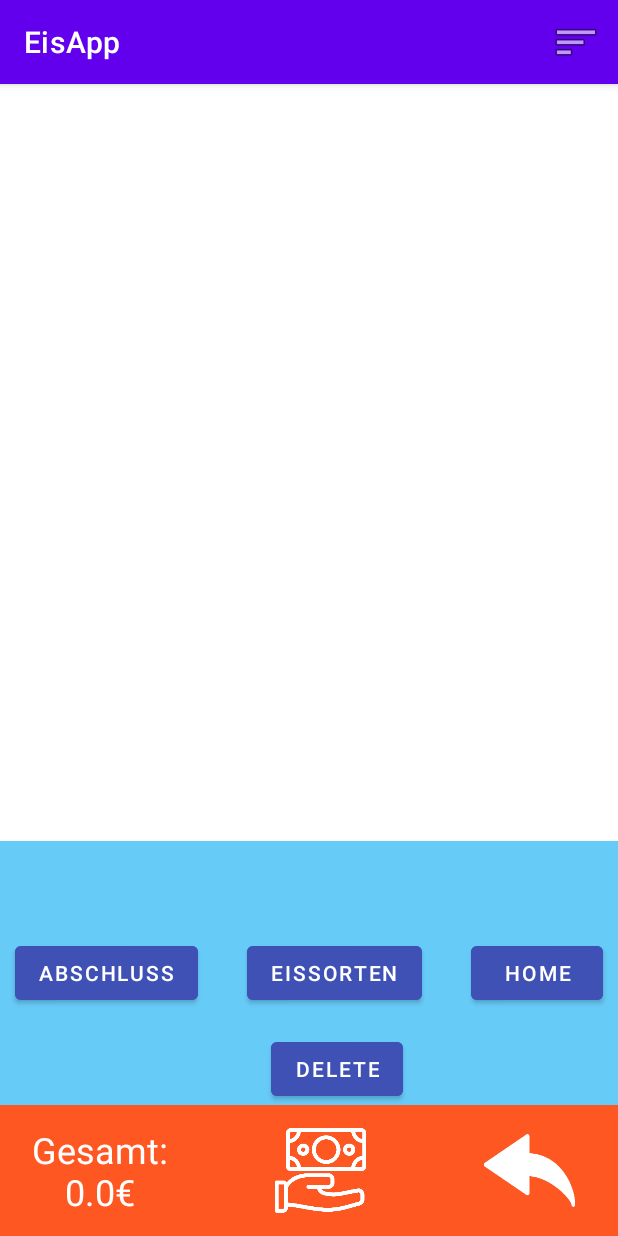
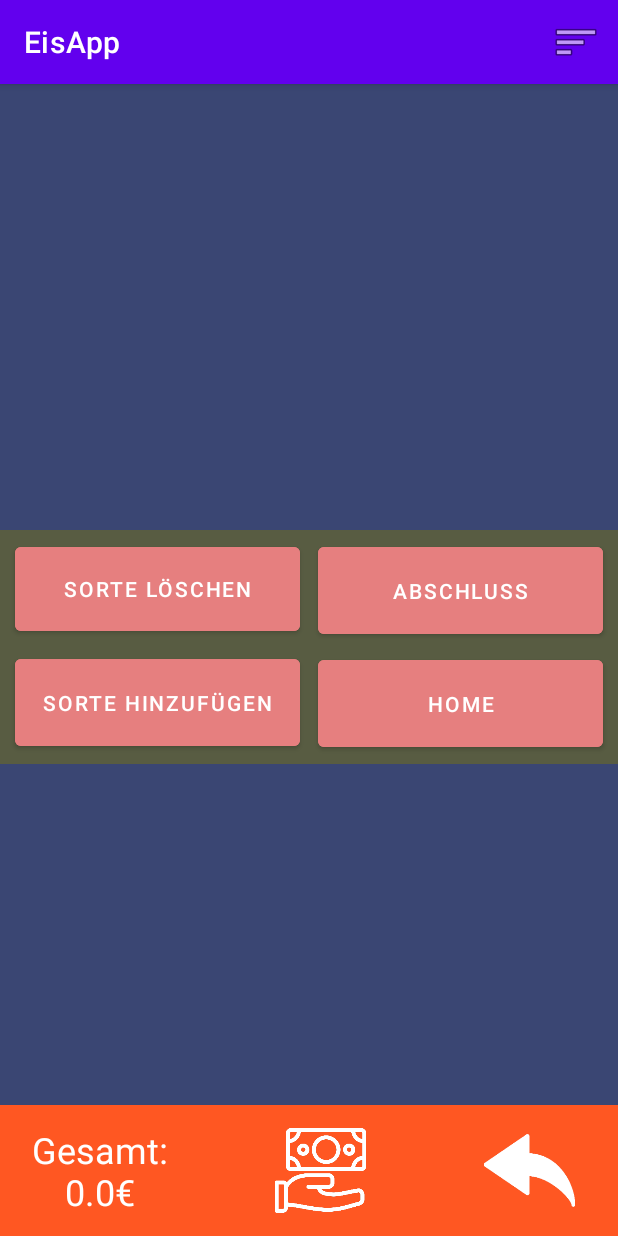
Before and after one commit to Knolldeboll/MOBA_Ruetz_Hafner, an Android app: the fragment MenuFragment placed in its activity, on a phone screen of 412 x 824 dp. Run offline under Robolectric (Android 15) with nearby library versions, the light colour scheme and no system bars; 1 statement that could not run was skipped.

Commit message:
Fixed menufragment, salefragment itemlayout added, blocked landscape, some color changes

```diff
--- a/app/src/main/AndroidManifest.xml
+++ b/app/src/main/AndroidManifest.xml
@@ -11,6 +11,7 @@
         android:theme="@style/Theme.EisApp">
         <activity
             android:name=".MainActivity"
+            android:screenOrientation="portrait"
             android:exported="true">
             <intent-filter>
                 <action android:name="android.intent.action.MAIN" />
--- a/app/src/main/java/com/example/eisapp/model/AddEisFragment.java
+++ b/app/src/main/java/com/example/eisapp/model/AddEisFragment.java
@@ -150,7 +150,9 @@ public class AddEisFragment extends Fragment implements AdapterView.OnItemSelect
 
 
                 if (sortetext.getText().toString().equals("") || preistext.getText().toString().equals("") || color == 0) {
-                    System.out.println("Was vergessen!");
+
+                    Toast.makeText(view.getContext(),"Eingabe fehlt!", Toast.LENGTH_LONG).show();
+
                     return;
 
                 } else {
--- a/app/src/main/java/com/example/eisapp/model/MenuFragment.java
+++ b/app/src/main/java/com/example/eisapp/model/MenuFragment.java
@@ -46,6 +46,9 @@ public class MenuFragment extends Fragment {
         b2 = (Button) savedView.findViewById(R.id.neueisbutton);
         b3 = (Button) savedView.findViewById(R.id.homebutton);
         b4 = (Button) savedView.findViewById(R.id.deletebutton);
+
+       // Fehlerhaft: disableButton(b3);
+
 
         buttons = new Button[]{b1, b2, b3, b4};
 
@@ -158,7 +161,7 @@ public class MenuFragment extends Fragment {
         for (Button button : buttons) {
             if (button != b) {
                 button.setEnabled(true);
-                button.setBackgroundColor(Color.parseColor("#3F51B5"));
+                button.setBackgroundColor(getResources().getColor(R.color.menubuttongrey, null));
 
             }
         }
--- a/app/src/main/java/com/example/eisapp/model/RemoveEisFragment.java
+++ b/app/src/main/java/com/example/eisapp/model/RemoveEisFragment.java
@@ -95,7 +95,7 @@ public class RemoveEisFragment extends Fragment {
 
 
             }
-        }, Color.parseColor("#CCE6FF"));
+        }, R.drawable.markeitem_background_delete);
 
         recyclerView.setAdapter(markenAdapter);
         recyclerView.setHasFixedSize(true);
--- a/app/src/main/java/com/example/eisapp/model/SaleEisAdapter.java
+++ b/app/src/main/java/com/example/eisapp/model/SaleEisAdapter.java
@@ -1,7 +1,6 @@
 package com.example.eisapp.model;
 
 import android.content.Context;
-import android.graphics.Color;
 import android.view.LayoutInflater;
 import android.view.View;
 import android.view.ViewGroup;
@@ -10,10 +9,7 @@ import android.widget.TextView;
 
 import androidx.recyclerview.widget.RecyclerView;
 
-import com.example.eisapp.MainActivity;
 import com.example.eisapp.R;
-
-import org.w3c.dom.Text;
 
 import java.util.List;
 
@@ -56,7 +52,7 @@ public class SaleEisAdapter extends RecyclerView.Adapter<SaleEisAdapter.ChildVie
         LayoutInflater inflater = LayoutInflater.from(context);
 
         // Inflate the custom layout - dh das xml-layout hier initial anwenden, noch aber leer
-        View eisView = inflater.inflate(R.layout.childitemlayout, parent, false);
+        View eisView = inflater.inflate(R.layout.eisitemlayout, parent, false);
 
         // Hier evtl die OnClick Setzen!!!!!!!!!!!!!!!!!!!!!!!!!!!!!!!!!!!
 
--- a/app/src/main/java/com/example/eisapp/model/SaleFragment.java
+++ b/app/src/main/java/com/example/eisapp/model/SaleFragment.java
@@ -1,6 +1,7 @@
 package com.example.eisapp.model;
 
 import android.graphics.Color;
+import android.graphics.drawable.Drawable;
 import android.os.Bundle;
 import android.view.LayoutInflater;
 import android.view.View;
@@ -53,7 +54,7 @@ public class SaleFragment extends Fragment {
 
                 Economy.getInstance().printCurr();
             }
-        }, Color.parseColor("#F3CCCC"));
+        }, R.drawable.markeitem_background);
 
         recyclerView.setAdapter(markenAdapter);
         recyclerView.setHasFixedSize(true);
--- a/app/src/main/java/com/example/eisapp/model/SaleMarkenAdapter.java
+++ b/app/src/main/java/com/example/eisapp/model/SaleMarkenAdapter.java
@@ -1,7 +1,7 @@
 package com.example.eisapp.model;
 
 import android.content.Context;
-import android.graphics.Color;
+import android.graphics.drawable.Drawable;
 import android.view.LayoutInflater;
 import android.view.View;
 import android.view.ViewGroup;
@@ -22,7 +22,7 @@ public class SaleMarkenAdapter extends RecyclerView.Adapter<SaleMarkenAdapter.Vi
     public RecyclerView accessChildRecv; // Für zugriff später von aussen!?
 
     public View.OnClickListener passOcl;
-    public int color;
+    public int backgroundID;
 
     // Der viewholder stellt struktur zur späteren speicherung der view, wie sie in der xml definiert ist
     public class ViewHolder extends RecyclerView.ViewHolder {
@@ -51,10 +51,12 @@ public class SaleMarkenAdapter extends RecyclerView.Adapter<SaleMarkenAdapter.Vi
     // Hier werden die anzuzeigenden eise gespiechert
 
     // Beim erstellen des Objekts die eisliste hier befüllen mit werten von aussen, z.b. aus dem model
-    public SaleMarkenAdapter(List<Marke> markenList, View.OnClickListener onClickListener, int c) {
+    public SaleMarkenAdapter(List<Marke> markenList, View.OnClickListener onClickListener, int drawId) {
         datalist = markenList;
         passOcl = onClickListener;
-        color = c;
+
+        // TODO: Color ersetzen durch drawable
+        backgroundID = drawId;
 
         System.out.println("Im SaleMarkenAdapter: " + passOcl);
         System.out.println("Datalist Im SaleMarkenAdapter: " + datalist);
@@ -69,7 +71,7 @@ public class SaleMarkenAdapter extends RecyclerView.Adapter<SaleMarkenAdapter.Vi
         LayoutInflater inflater = LayoutInflater.from(context);
 
         // Inflate the custom layout - dh das xml-layout hier initial anwenden, noch aber leer
-        View markenView = inflater.inflate(R.layout.itemlayout, parent, false);
+        View markenView = inflater.inflate(R.layout.markeitemlayout, parent, false);
 
         // Return a new holder instance - hat dann das xmllayout gespeichert und inflated
         ViewHolder viewHolder = new ViewHolder(markenView);
@@ -101,7 +103,8 @@ public class SaleMarkenAdapter extends RecyclerView.Adapter<SaleMarkenAdapter.Vi
         holder.childrecv.setRecycledViewPool(viewPool);
 
 
-        holder.constL.setBackgroundColor(color);
+        //holder.constL.setBackgroundColor(color);
+        holder.constL.setBackgroundResource(backgroundID);
 
     }
 
--- /dev/null
+++ b/app/src/main/res/drawable-v24/eisitem_background.xml
@@ -0,0 +1,5 @@
+<?xml version="1.0" encoding="utf-8"?>
+<shape xmlns:android="http://schemas.android.com/apk/res/android">
+    <corners
+       android:radius="10dp"  />
+</shape>
--- /dev/null
+++ b/app/src/main/res/drawable-v24/markeitem_background_delete.xml
@@ -0,0 +1,6 @@
+<?xml version="1.0" encoding="utf-8"?>
+<shape xmlns:android="http://schemas.android.com/apk/res/android">
+<solid android:color="#B0DAED"/>
+    <corners
+       android:radius="20dp"  />
+</shape>
--- /dev/null
+++ b/app/src/main/res/drawable/markeitem_background.xml
@@ -0,0 +1,6 @@
+<?xml version="1.0" encoding="utf-8"?>
+<shape xmlns:android="http://schemas.android.com/apk/res/android">
+<solid android:color="#FDF9D5"/>
+    <corners
+       android:radius="20dp"  />
+</shape>
--- a/app/src/main/res/layout/activity_main.xml
+++ b/app/src/main/res/layout/activity_main.xml
@@ -4,9 +4,8 @@
     xmlns:tools="http://schemas.android.com/tools"
     android:layout_width="match_parent"
     android:layout_height="match_parent"
-    android:background="#00FFFFFF"
+    android:background="#3A4673"
     tools:context=".MainActivity">
-
 
 
     <!--FrameLayout
@@ -26,22 +25,21 @@
         android:id="@+id/framemain"
         android:layout_width="match_parent"
         android:layout_height="wrap_content"
+        android:layout_marginTop="70dp"
         app:layout_constraintBottom_toTopOf="@+id/framenav"
         app:layout_constraintEnd_toEndOf="parent"
         app:layout_constraintHorizontal_bias="0.488"
         app:layout_constraintStart_toStartOf="parent"
-        app:layout_constraintVertical_bias="0.258">
-
+        app:layout_constraintTop_toTopOf="parent">
 
 
     </FrameLayout>
 
 
-
     <FrameLayout
         android:id="@+id/framemenu"
-        android:layout_width="409dp"
-        android:layout_height="129dp"
+        android:layout_width="match_parent"
+        android:layout_height="wrap_content"
         android:nestedScrollingEnabled="false"
         app:layout_constraintEnd_toEndOf="parent"
         app:layout_constraintStart_toStartOf="parent"
--- a/app/src/main/res/layout/itemlayout.xml
+++ b/app/src/main/res/layout/markeitemlayout.xml
@@ -7,6 +7,7 @@
     android:layout_height="wrap_content"
     android:layout_marginTop="4dp"
     android:layout_marginBottom="4dp"
+    android:background="@drawable/markeitem_background"
     android:showDividers="beginning|end|none"
     app:layout_marginBaseline="@dimen/cardview_compat_inset_shadow">
 
@@ -27,6 +28,9 @@
         android:layout_height="wrap_content"
         android:layout_marginTop="16dp"
         android:layout_marginBottom="24dp"
+        android:shadowColor="#FFFFFF"
+        android:textColor="#000000"
+        android:textSize="16sp"
         app:layout_constraintBottom_toTopOf="@+id/eisrv"
         app:layout_constraintEnd_toEndOf="parent"
         app:layout_constraintHorizontal_bias="0.498"
--- a/app/src/main/res/layout/menufragmentlayout.xml
+++ b/app/src/main/res/layout/menufragmentlayout.xml
@@ -1,61 +1,77 @@
 <?xml version="1.0" encoding="utf-8"?>
+
 <androidx.constraintlayout.widget.ConstraintLayout xmlns:android="http://schemas.android.com/apk/res/android"
     xmlns:app="http://schemas.android.com/apk/res-auto"
     xmlns:tools="http://schemas.android.com/tools"
+    android:id="@+id/constLayout"
     android:layout_width="match_parent"
-    android:layout_height="match_parent"
-    android:background="#9903A9F4"
-    android:clickable="true"
-    tools:context=".MainActivity">
+    android:layout_height="wrap_content"
+    android:background="#585C42"
+    android:showDividers="beginning|end|none"
+    app:layout_marginBaseline="@dimen/cardview_compat_inset_shadow">
 
     <Button
         android:id="@+id/abschlussbutton"
-        android:layout_width="wrap_content"
-        android:layout_height="wrap_content"
-        android:layout_marginStart="10dp"
-        android:backgroundTint="#3F51B5"
+        android:layout_width="190dp"
+        android:layout_height="70dp"
+
+        android:layout_marginTop="5dp"
+        android:layout_marginRight="10dp"
+        android:backgroundTint="@color/menubutton"
         android:text="@string/abschluss"
-        app:layout_constraintBottom_toBottomOf="parent"
+        app:layout_constraintEnd_toEndOf="parent"
+        app:layout_constraintHorizontal_bias="1.0"
         app:layout_constraintStart_toStartOf="parent"
         app:layout_constraintTop_toTopOf="parent"
-        app:layout_constraintVertical_bias="0.499"
         tools:ignore="TextContrastCheck" />
 
     <Button
         android:id="@+id/neueisbutton"
-        android:layout_width="wrap_content"
-        android:layout_height="wrap_content"
-        android:backgroundTint="#3F51B5"
-        android:text="@string/eissorten"
+        android:layout_width="190dp"
+        android:layout_height="70dp"
+        android:layout_marginLeft="10dp"
+
+        android:layout_marginTop="5dp"
+        android:layout_marginBottom="5dp"
+        android:backgroundTint="@color/menubutton"
+        android:text="Sorte hinzufügen"
         app:layout_constraintBottom_toBottomOf="parent"
-        app:layout_constraintEnd_toStartOf="@+id/homebutton"
-        app:layout_constraintStart_toEndOf="@+id/abschlussbutton"
-        app:layout_constraintTop_toTopOf="parent"
-        app:layout_constraintVertical_bias="0.499"
+        app:layout_constraintEnd_toEndOf="parent"
+        app:layout_constraintHorizontal_bias="0.0"
+        app:layout_constraintStart_toStartOf="parent"
+        app:layout_constraintTop_toBottomOf="@+id/deletebutton"
         tools:ignore="TextContrastCheck" />
 
     <Button
         android:id="@+id/homebutton"
-        android:layout_width="wrap_content"
-        android:layout_height="wrap_content"
-        android:layout_marginEnd="10dp"
-        android:backgroundTint="#3F51B5"
+        android:layout_width="190dp"
+        android:layout_height="70dp"
+        android:layout_marginTop="5dp"
+        android:layout_marginRight="10dp"
+
+        android:layout_marginBottom="5dp"
+        android:backgroundTint="@color/menubutton"
         android:text="@string/home"
         app:layout_constraintBottom_toBottomOf="parent"
         app:layout_constraintEnd_toEndOf="parent"
-        app:layout_constraintTop_toTopOf="parent"
-        app:layout_constraintVertical_bias="0.499"
+        app:layout_constraintHorizontal_bias="1.0"
+        app:layout_constraintStart_toStartOf="parent"
+        app:layout_constraintTop_toBottomOf="@+id/abschlussbutton"
         tools:ignore="TextContrastCheck" />
 
     <Button
         android:id="@+id/deletebutton"
-        android:layout_width="wrap_content"
-        android:layout_height="wrap_content"
-        android:layout_marginTop="16dp"
-        android:backgroundTint="#3F51B5"
-        android:text="delete"
+        android:layout_width="190dp"
+        android:layout_height="68dp"
+        android:layout_marginLeft="10dp"
+        android:layout_marginTop="5dp"
+        android:layout_weight="1"
+        android:backgroundTint="@color/menubutton"
+        android:text="Sorte Löschen"
         app:layout_constraintEnd_toEndOf="parent"
-        app:layout_constraintHorizontal_bias="0.557"
+        app:layout_constraintHorizontal_bias="0.0"
         app:layout_constraintStart_toStartOf="parent"
-        app:layout_constraintTop_toBottomOf="@+id/neueisbutton" />
+        app:layout_constraintTop_toTopOf="parent" />
+
+
 </androidx.constraintlayout.widget.ConstraintLayout>
--- a/app/src/main/res/values/colors.xml
+++ b/app/src/main/res/values/colors.xml
@@ -7,4 +7,6 @@
     <color name="teal_700">#FF018786</color>
     <color name="black">#FF000000</color>
     <color name="white">#FFFFFFFF</color>
+    <color name="menubutton">#E67F7F</color>
+    <color name="menubuttongrey">#595959</color>
 </resources>
```
Also changed, not shown: app/build.gradle (+4 -4 lines), app/src/main/res/layout/addicefragmentlayout.xml (+5 -6 lines), app/src/main/res/layout/childitemlayout.xml (deleted, +0 -20 lines), app/src/main/res/layout/eisitemlayout.xml (added, +31 -0 lines).
